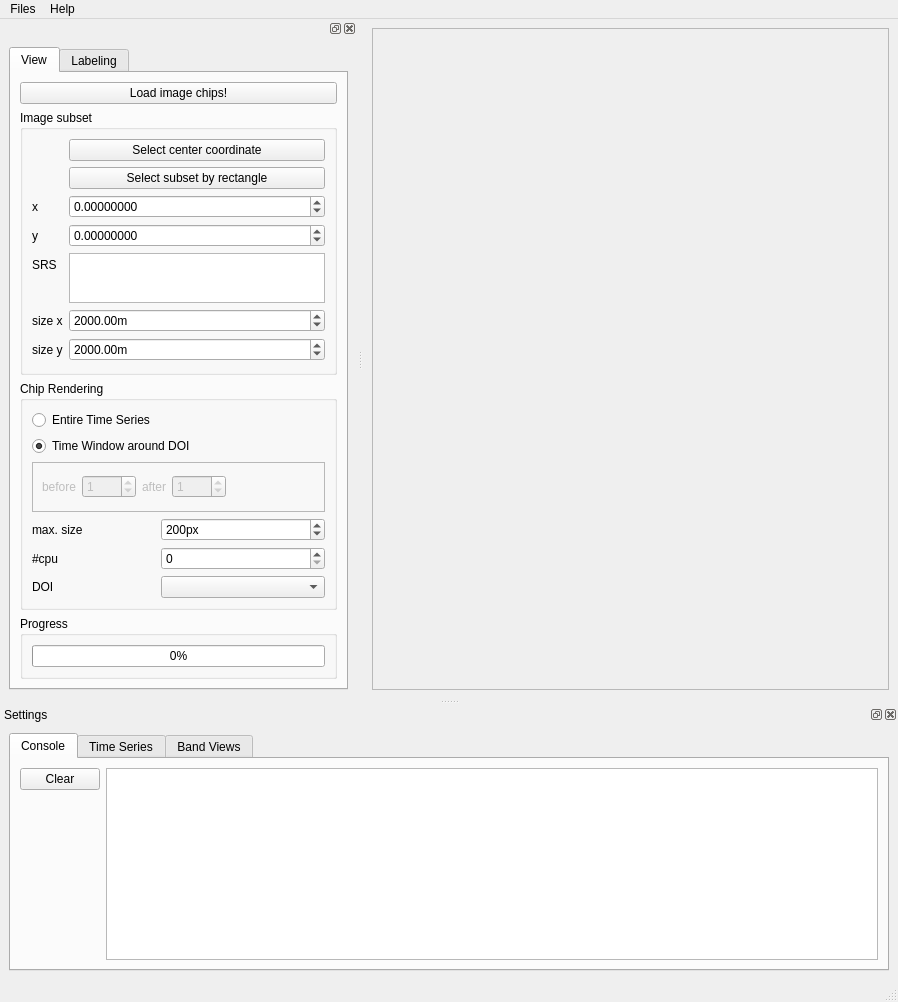
Old version of the form sensecarbon_tsv_gui_base.ui in the repository jakimowb/eo-time-series-viewer.
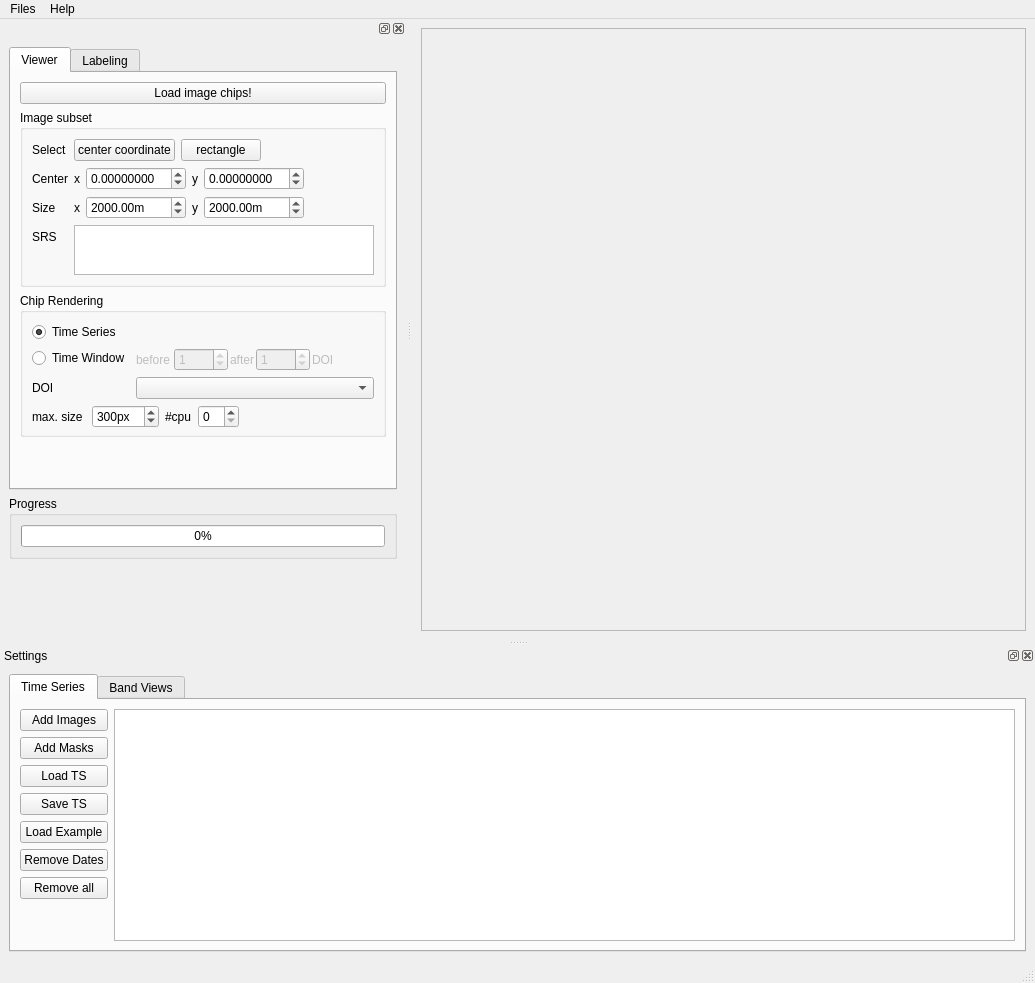
New version of the form. The open tabs and pages were chosen to show the change.

Commit message: simplified labeling buttons, added tooltips

```diff
--- a/sensecarbon_tsv_gui_base.ui
+++ b/sensecarbon_tsv_gui_base.ui
@@ -6,8 +6,8 @@
    <rect>
     <x>0</x>
     <y>0</y>
-    <width>898</width>
-    <height>947</height>
+    <width>1035</width>
+    <height>983</height>
    </rect>
   </property>
   <property name="windowTitle">
@@ -90,47 +90,6 @@
        <property name="currentIndex">
         <number>2</number>
        </property>
-       <widget class="QWidget" name="tab_console">
-        <attribute name="title">
-         <string>Console</string>
-        </attribute>
-        <layout class="QHBoxLayout" name="horizontalLayout">
-         <item>
-          <layout class="QVBoxLayout" name="verticalLayout_5">
-           <item>
-            <widget class="QPushButton" name="bt_console_clear">
-             <property name="text">
-              <string>Clear</string>
-             </property>
-            </widget>
-           </item>
-           <item>
-            <spacer name="verticalSpacer_3">
-             <property name="orientation">
-              <enum>Qt::Vertical</enum>
-             </property>
-             <property name="sizeHint" stdset="0">
-              <size>
-               <width>20</width>
-               <height>40</height>
-              </size>
-             </property>
-            </spacer>
-           </item>
-          </layout>
-         </item>
-         <item>
-          <widget class="QTextEdit" name="tb_console">
-           <property name="sizePolicy">
-            <sizepolicy hsizetype="Expanding" vsizetype="Expanding">
-             <horstretch>2</horstretch>
-             <verstretch>0</verstretch>
-            </sizepolicy>
-           </property>
-          </widget>
-         </item>
-        </layout>
-       </widget>
        <widget class="QWidget" name="tab_timeseries">
         <attribute name="title">
          <string>Time Series</string>
@@ -322,7 +281,7 @@
        </property>
        <widget class="QWidget" name="tab_3">
         <attribute name="title">
-         <string>View</string>
+         <string>Viewer</string>
         </attribute>
         <layout class="QVBoxLayout" name="verticalLayout_9">
          <item>
@@ -333,6 +292,9 @@
            <property name="text">
             <string>Load image chips!</string>
            </property>
+           <property name="flat">
+            <bool>false</bool>
+           </property>
           </widget>
          </item>
          <item>
@@ -350,79 +312,211 @@
             <property name="fieldGrowthPolicy">
              <enum>QFormLayout::AllNonFixedFieldsGrow</enum>
             </property>
-            <item row="0" column="1">
-             <widget class="QPushButton" name="btn_selectByCoordinate">
+            <item row="1" column="0">
+             <widget class="QLabel" name="label_12">
               <property name="toolTip">
                <string>Selects the center coordinate from QGIS.</string>
               </property>
               <property name="text">
-               <string>Select center coordinate</string>
+               <string>Center</string>
               </property>
              </widget>
             </item>
             <item row="1" column="1">
-             <widget class="QPushButton" name="btn_selectByRectangle">
-              <property name="toolTip">
-               <string>Selects the image subset from QGIS.</string>
-              </property>
-              <property name="text">
-               <string>Select subset by rectangle</string>
-              </property>
+             <widget class="QFrame" name="frame_2">
+              <layout class="QHBoxLayout" name="horizontalLayout_6">
+               <property name="margin">
+                <number>0</number>
+               </property>
+               <item>
+                <widget class="QLabel" name="label_3">
+                 <property name="toolTip">
+                  <string>Center coordinate x value</string>
+                 </property>
+                 <property name="text">
+                  <string>x</string>
+                 </property>
+                </widget>
+               </item>
+               <item>
+                <widget class="QDoubleSpinBox" name="spinBox_coordinate_x">
+                 <property name="maximumSize">
+                  <size>
+                   <width>100</width>
+                   <height>16777215</height>
+                  </size>
+                 </property>
+                 <property name="decimals">
+                  <number>8</number>
+                 </property>
+                 <property name="minimum">
+                  <double>-999999999.000000000000000</double>
+                 </property>
+                 <property name="maximum">
+                  <double>999999999.000000000000000</double>
+                 </property>
+                 <property name="singleStep">
+                  <double>30.000000000000000</double>
+                 </property>
+                </widget>
+               </item>
+               <item>
+                <widget class="QLabel" name="label_4">
+                 <property name="toolTip">
+                  <string>Center coordinate y value</string>
+                 </property>
+                 <property name="text">
+                  <string>y</string>
+                 </property>
+                </widget>
+               </item>
+               <item>
+                <widget class="QDoubleSpinBox" name="spinBox_coordinate_y">
+                 <property name="maximumSize">
+                  <size>
+                   <width>100</width>
+                   <height>16777215</height>
+                  </size>
+                 </property>
+                 <property name="decimals">
+                  <number>8</number>
+                 </property>
+                 <property name="minimum">
+                  <double>-999999999.000000000000000</double>
+                 </property>
+                 <property name="maximum">
+                  <double>999999999.000000000000000</double>
+                 </property>
+                 <property name="singleStep">
+                  <double>30.000000000000000</double>
+                 </property>
+                </widget>
+               </item>
+               <item>
+                <spacer name="horizontalSpacer_6">
+                 <property name="orientation">
+                  <enum>Qt::Horizontal</enum>
+                 </property>
+                 <property name="sizeHint" stdset="0">
+                  <size>
+                   <width>40</width>
+                   <height>20</height>
+                  </size>
+                 </property>
+                </spacer>
+               </item>
+              </layout>
              </widget>
             </item>
             <item row="2" column="0">
-             <widget class="QLabel" name="label_3">
+             <widget class="QLabel" name="label_10">
               <property name="toolTip">
                <string>Center coordinate x value</string>
               </property>
               <property name="text">
-               <string>x</string>
+               <string>Size</string>
               </property>
              </widget>
             </item>
             <item row="2" column="1">
-             <widget class="QDoubleSpinBox" name="spinBox_coordinate_x">
-              <property name="decimals">
-               <number>8</number>
-              </property>
-              <property name="minimum">
-               <double>-999999999.000000000000000</double>
-              </property>
-              <property name="maximum">
-               <double>999999999.000000000000000</double>
-              </property>
-              <property name="singleStep">
-               <double>30.000000000000000</double>
-              </property>
+             <widget class="QFrame" name="frame">
+              <layout class="QHBoxLayout" name="horizontalLayout">
+               <property name="margin">
+                <number>0</number>
+               </property>
+               <item>
+                <widget class="QLabel" name="label_2">
+                 <property name="text">
+                  <string>x</string>
+                 </property>
+                </widget>
+               </item>
+               <item>
+                <widget class="QDoubleSpinBox" name="doubleSpinBox_subset_size_x">
+                 <property name="minimumSize">
+                  <size>
+                   <width>100</width>
+                   <height>0</height>
+                  </size>
+                 </property>
+                 <property name="maximumSize">
+                  <size>
+                   <width>100</width>
+                   <height>16777215</height>
+                  </size>
+                 </property>
+                 <property name="suffix">
+                  <string>m</string>
+                 </property>
+                 <property name="minimum">
+                  <double>1.000000000000000</double>
+                 </property>
+                 <property name="maximum">
+                  <double>999999.000000000000000</double>
+                 </property>
+                 <property name="singleStep">
+                  <double>10.000000000000000</double>
+                 </property>
+                 <property name="value">
+                  <double>2000.000000000000000</double>
+                 </property>
+                </widget>
+               </item>
+               <item>
+                <widget class="QLabel" name="label_5">
+                 <property name="text">
+                  <string>y</string>
+                 </property>
+                </widget>
+               </item>
+               <item>
+                <widget class="QDoubleSpinBox" name="doubleSpinBox_subset_size_y">
+                 <property name="minimumSize">
+                  <size>
+                   <width>100</width>
+                   <height>0</height>
+                  </size>
+                 </property>
+                 <property name="maximumSize">
+                  <size>
+                   <width>100</width>
+                   <height>16777215</height>
+                  </size>
+                 </property>
+                 <property name="suffix">
+                  <string>m</string>
+                 </property>
+                 <property name="minimum">
+                  <double>1.000000000000000</double>
+                 </property>
+                 <property name="maximum">
+                  <double>9999999.000000000000000</double>
+                 </property>
+                 <property name="singleStep">
+                  <double>10.000000000000000</double>
+                 </property>
+                 <property name="value">
+                  <double>2000.000000000000000</double>
+                 </property>
+                </widget>
+               </item>
+               <item>
+                <spacer name="horizontalSpacer_2">
+                 <property name="orientation">
+                  <enum>Qt::Horizontal</enum>
+                 </property>
+                 <property name="sizeHint" stdset="0">
+                  <size>
+                   <width>40</width>
+                   <height>20</height>
+                  </size>
+                 </property>
+                </spacer>
+               </item>
+              </layout>
              </widget>
             </item>
             <item row="3" column="0">
-             <widget class="QLabel" name="label_4">
-              <property name="toolTip">
-               <string>Center coordinate y value</string>
-              </property>
-              <property name="text">
-               <string>y</string>
-              </property>
-             </widget>
-            </item>
-            <item row="3" column="1">
-             <widget class="QDoubleSpinBox" name="spinBox_coordinate_y">
-              <property name="decimals">
-               <number>8</number>
-              </property>
-              <property name="minimum">
-               <double>-999999999.000000000000000</double>
-              </property>
-              <property name="maximum">
-               <double>999999999.000000000000000</double>
-              </property>
-              <property name="singleStep">
-               <double>30.000000000000000</double>
-              </property>
-             </widget>
-            </item>
-            <item row="4" column="0">
              <widget class="QLabel" name="label_7">
               <property name="toolTip">
                <string>Spatial Reference System (SRS) of center coordinate</string>
@@ -432,7 +526,7 @@
               </property>
              </widget>
             </item>
-            <item row="4" column="1">
+            <item row="3" column="1">
              <widget class="QPlainTextEdit" name="tb_bb_srs">
               <property name="enabled">
                <bool>true</bool>
@@ -454,55 +548,61 @@
               </property>
              </widget>
             </item>
-            <item row="5" column="0">
-             <widget class="QLabel" name="label_2">
-              <property name="text">
-               <string>size x</string>
+            <item row="0" column="1">
+             <widget class="QFrame" name="frame_3">
+              <property name="frameShape">
+               <enum>QFrame::NoFrame</enum>
               </property>
-             </widget>
-            </item>
-            <item row="5" column="1">
-             <widget class="QDoubleSpinBox" name="doubleSpinBox_subset_size_x">
-              <property name="suffix">
-               <string>m</string>
+              <property name="frameShadow">
+               <enum>QFrame::Plain</enum>
               </property>
-              <property name="minimum">
-               <double>1.000000000000000</double>
-              </property>
-              <property name="maximum">
-               <double>999999.000000000000000</double>
-              </property>
-              <property name="singleStep">
-               <double>10.000000000000000</double>
-              </property>
-              <property name="value">
-               <double>2000.000000000000000</double>
-              </property>
+              <layout class="QHBoxLayout" name="horizontalLayout_7">
+               <property name="margin">
+                <number>0</number>
+               </property>
+               <item>
+                <widget class="QPushButton" name="btn_selectByCoordinate">
+                 <property name="toolTip">
+                  <string>Selects the center coordinate from QGIS.</string>
+                 </property>
+                 <property name="text">
+                  <string>center coordinate</string>
+                 </property>
+                </widget>
+               </item>
+               <item>
+                <widget class="QPushButton" name="btn_selectByRectangle">
+                 <property name="toolTip">
+                  <string>Selects the image subset from QGIS.</string>
+                 </property>
+                 <property name="text">
+                  <string>rectangle</string>
+                 </property>
+                </widget>
+               </item>
+               <item>
+                <spacer name="horizontalSpacer_7">
+                 <property name="orientation">
+                  <enum>Qt::Horizontal</enum>
+                 </property>
+                 <property name="sizeHint" stdset="0">
+                  <size>
+                   <width>40</width>
+                   <height>20</height>
+                  </size>
+                 </property>
+                </spacer>
+               </item>
+              </layout>
              </widget>
             </item>
-            <item row="6" column="0">
-             <widget class="QLabel" name="label_5">
-              <property name="text">
-               <string>size y</string>
+            <item row="0" column="0">
+             <widget class="QLabel" name="label_13">
+              <property name="toolTip">
+               <string>Spatial Reference System (SRS) of center coordinate</string>
               </property>
-             </widget>
-            </item>
-            <item row="6" column="1">
-             <widget class="QDoubleSpinBox" name="doubleSpinBox_subset_size_y">
-              <property name="suffix">
-               <string>m</string>
-              </property>
-              <property name="minimum">
-               <double>1.000000000000000</double>
-              </property>
-              <property name="maximum">
-               <double>9999999.000000000000000</double>
-              </property>
-              <property name="singleStep">
-               <double>10.000000000000000</double>
-              </property>
-              <property name="value">
-               <double>2000.000000000000000</double>
+              <property name="text">
+               <string>Select</string>
               </property>
              </widget>
             </item>
@@ -524,60 +624,69 @@
             <property name="fieldGrowthPolicy">
              <enum>QFormLayout::AllNonFixedFieldsGrow</enum>
             </property>
-            <item row="2" column="0" colspan="2">
-             <widget class="QFrame" name="frame_timewindow">
-              <property name="enabled">
-               <bool>false</bool>
-              </property>
-              <property name="minimumSize">
-               <size>
-                <width>50</width>
-                <height>50</height>
-               </size>
-              </property>
+            <property name="bottomMargin">
+             <number>6</number>
+            </property>
+            <item row="4" column="0" colspan="2">
+             <widget class="QFrame" name="frame_5">
               <property name="frameShape">
-               <enum>QFrame::StyledPanel</enum>
+               <enum>QFrame::NoFrame</enum>
               </property>
               <property name="frameShadow">
                <enum>QFrame::Raised</enum>
               </property>
-              <layout class="QHBoxLayout" name="horizontalLayout_3">
+              <layout class="QHBoxLayout" name="horizontalLayout_9">
+               <property name="margin">
+                <number>0</number>
+               </property>
                <item>
-                <widget class="QLabel" name="label_8">
+                <widget class="QLabel" name="label_11">
                  <property name="text">
-                  <string>before</string>
+                  <string>max. size </string>
                  </property>
                 </widget>
                </item>
                <item>
-                <widget class="QSpinBox" name="sb_ndates_before">
+                <widget class="QSpinBox" name="spinBox_chipsize_max">
+                 <property name="minimumSize">
+                  <size>
+                   <width>50</width>
+                   <height>0</height>
+                  </size>
+                 </property>
+                 <property name="toolTip">
+                  <string>Max. length of an image chip on screen.</string>
+                 </property>
+                 <property name="suffix">
+                  <string>px</string>
+                 </property>
+                 <property name="minimum">
+                  <number>20</number>
+                 </property>
                  <property name="maximum">
-                  <number>9999</number>
+                  <number>1000</number>
                  </property>
                  <property name="value">
-                  <number>1</number>
+                  <number>300</number>
                  </property>
                 </widget>
                </item>
                <item>
-                <widget class="QLabel" name="label_9">
+                <widget class="QLabel" name="label">
                  <property name="text">
-                  <string>after</string>
+                  <string>#cpu</string>
                  </property>
                 </widget>
                </item>
                <item>
-                <widget class="QSpinBox" name="sb_ndates_after">
-                 <property name="maximum">
-                  <number>9999</number>
+                <widget class="QSpinBox" name="spinBox_ncpu">
+                 <property name="toolTip">
+                  <string>Number of CPUs used for parallel image chip calculation</string>
                  </property>
-                 <property name="value">
-                  <number>1</number>
-                 </property>
                 </widget>
                </item>
                <item>
-                <spacer name="horizontalSpacer_3">
+                <spacer name="horizontalSpacer_5">
                  <property name="orientation">
                   <enum>Qt::Horizontal</enum>
                  </property>
@@ -592,63 +701,14 @@
               </layout>
              </widget>
             </item>
-            <item row="4" column="0">
-             <widget class="QLabel" name="label_11">
-              <property name="text">
-               <string>max. size </string>
-              </property>
-             </widget>
-            </item>
-            <item row="4" column="1">
-             <widget class="QSpinBox" name="spinBox_chipsize_max">
-              <property name="minimumSize">
-               <size>
-                <width>100</width>
-                <height>0</height>
-               </size>
-              </property>
-              <property name="toolTip">
-               <string>Max. length of an image chip on screen.</string>
-              </property>
-              <property name="suffix">
-               <string>px</string>
-              </property>
-              <property name="minimum">
-               <number>20</number>
-              </property>
-              <property name="maximum">
-               <number>1000</number>
-              </property>
-              <property name="singleStep">
-               <number>10</number>
-              </property>
-              <property name="value">
-               <number>200</number>
-              </property>
-             </widget>
-            </item>
-            <item row="5" column="0">
-             <widget class="QLabel" name="label">
-              <property name="text">
-               <string>#cpu</string>
-              </property>
-             </widget>
-            </item>
-            <item row="5" column="1">
-             <widget class="QSpinBox" name="spinBox_ncpu">
-              <property name="toolTip">
-               <string>Number of CPUs used for parallel image chip calculation</string>
-              </property>
-             </widget>
-            </item>
-            <item row="6" column="0">
+            <item row="3" column="0">
              <widget class="QLabel" name="label_6">
               <property name="text">
                <string>DOI</string>
               </property>
              </widget>
             </item>
-            <item row="6" column="1">
+            <item row="3" column="1">
              <widget class="QComboBox" name="cb_doi">
               <property name="sizePolicy">
                <sizepolicy hsizetype="Preferred" vsizetype="Fixed">
@@ -658,53 +718,143 @@
               </property>
              </widget>
             </item>
-            <item row="1" column="0" colspan="2">
+            <item row="0" column="0" colspan="2">
+             <widget class="QRadioButton" name="rb_showEntireTS">
+              <property name="text">
+               <string>Time Series</string>
+              </property>
+              <property name="checked">
+               <bool>true</bool>
+              </property>
+             </widget>
+            </item>
+            <item row="1" column="0">
              <widget class="QRadioButton" name="rb_showTimeWindow">
+              <property name="enabled">
+               <bool>true</bool>
+              </property>
               <property name="toolTip">
                <string>Select </string>
               </property>
               <property name="text">
-               <string>Time Window around DOI</string>
+               <string>Time Window</string>
               </property>
               <property name="checked">
-               <bool>true</bool>
+               <bool>false</bool>
               </property>
              </widget>
             </item>
-            <item row="0" column="0">
-             <widget class="QRadioButton" name="rb_showEntireTS">
-              <property name="text">
-               <string>Entire Time Series</string>
-              </property>
-              <property name="checked">
+            <item row="1" column="1">
+             <widget class="QFrame" name="frame_timewindow">
+              <property name="enabled">
                <bool>false</bool>
               </property>
+              <property name="minimumSize">
+               <size>
+                <width>50</width>
+                <height>0</height>
+               </size>
+              </property>
+              <property name="frameShape">
+               <enum>QFrame::NoFrame</enum>
+              </property>
+              <property name="frameShadow">
+               <enum>QFrame::Raised</enum>
+              </property>
+              <layout class="QHBoxLayout" name="horizontalLayout_3">
+               <property name="spacing">
+                <number>2</number>
+               </property>
+               <property name="margin">
+                <number>0</number>
+               </property>
+               <item>
+                <widget class="QLabel" name="label_8">
+                 <property name="text">
+                  <string>before</string>
+                 </property>
+                </widget>
+               </item>
+               <item>
+                <widget class="QFrame" name="frame_4">
+                 <property name="frameShape">
+                  <enum>QFrame::NoFrame</enum>
+                 </property>
+                 <property name="frameShadow">
+                  <enum>QFrame::Raised</enum>
+                 </property>
+                 <layout class="QHBoxLayout" name="horizontalLayout_8">
+                  <property name="margin">
+                   <number>0</number>
+                  </property>
+                 </layout>
+                </widget>
+               </item>
+               <item>
+                <widget class="QSpinBox" name="sb_ndates_before">
+                 <property name="maximum">
+                  <number>9999</number>
+                 </property>
+                 <property name="value">
+                  <number>1</number>
+                 </property>
+                </widget>
+               </item>
+               <item>
+                <widget class="QLabel" name="label_9">
+                 <property name="text">
+                  <string>after</string>
+                 </property>
+                </widget>
+               </item>
+               <item>
+                <widget class="QSpinBox" name="sb_ndates_after">
+                 <property name="maximum">
+                  <number>9999</number>
+                 </property>
+                 <property name="value">
+                  <number>1</number>
+                 </property>
+                </widget>
+               </item>
+               <item>
+                <widget class="QLabel" name="label_14">
+                 <property name="text">
+                  <string>DOI</string>
+                 </property>
+                </widget>
+               </item>
+               <item>
+                <spacer name="horizontalSpacer_3">
+                 <property name="orientation">
+                  <enum>Qt::Horizontal</enum>
+                 </property>
+                 <property name="sizeHint" stdset="0">
+                  <size>
+                   <width>40</width>
+                   <height>20</height>
+                  </size>
+                 </property>
+                </spacer>
+               </item>
+              </layout>
              </widget>
             </item>
            </layout>
           </widget>
          </item>
          <item>
-          <widget class="QGroupBox" name="groupBox">
-           <property name="minimumSize">
+          <spacer name="verticalSpacer_5">
+           <property name="orientation">
+            <enum>Qt::Vertical</enum>
+           </property>
+           <property name="sizeHint" stdset="0">
             <size>
-             <width>0</width>
-             <height>0</height>
+             <width>20</width>
+             <height>40</height>
             </size>
            </property>
-           <property name="title">
-            <string>Progress</string>
-           </property>
-           <layout class="QVBoxLayout" name="verticalLayout_10">
-            <item>
-             <widget class="QProgressBar" name="progressBar">
-              <property name="value">
-               <number>0</number>
-              </property>
-             </widget>
-            </item>
-           </layout>
-          </widget>
+          </spacer>
          </item>
         </layout>
        </widget>
@@ -802,6 +952,41 @@
        </widget>
       </widget>
      </item>
+     <item>
+      <widget class="QGroupBox" name="groupBox">
+       <property name="minimumSize">
+        <size>
+         <width>0</width>
+         <height>0</height>
+        </size>
+       </property>
+       <property name="title">
+        <string>Progress</string>
+       </property>
+       <layout class="QVBoxLayout" name="verticalLayout_10">
+        <item>
+         <widget class="QProgressBar" name="progressBar">
+          <property name="value">
+           <number>0</number>
+          </property>
+         </widget>
+        </item>
+       </layout>
+      </widget>
+     </item>
+     <item>
+      <spacer name="verticalSpacer_6">
+       <property name="orientation">
+        <enum>Qt::Vertical</enum>
+       </property>
+       <property name="sizeHint" stdset="0">
+        <size>
+         <width>20</width>
+         <height>40</height>
+        </size>
+       </property>
+      </spacer>
+     </item>
     </layout>
    </widget>
   </widget>
@@ -810,7 +995,7 @@
     <rect>
      <x>0</x>
      <y>0</y>
-     <width>898</width>
+     <width>1035</width>
      <height>21</height>
     </rect>
    </property>
```
Left out of the diff: 46 changed lines with no effect on the pictures.
